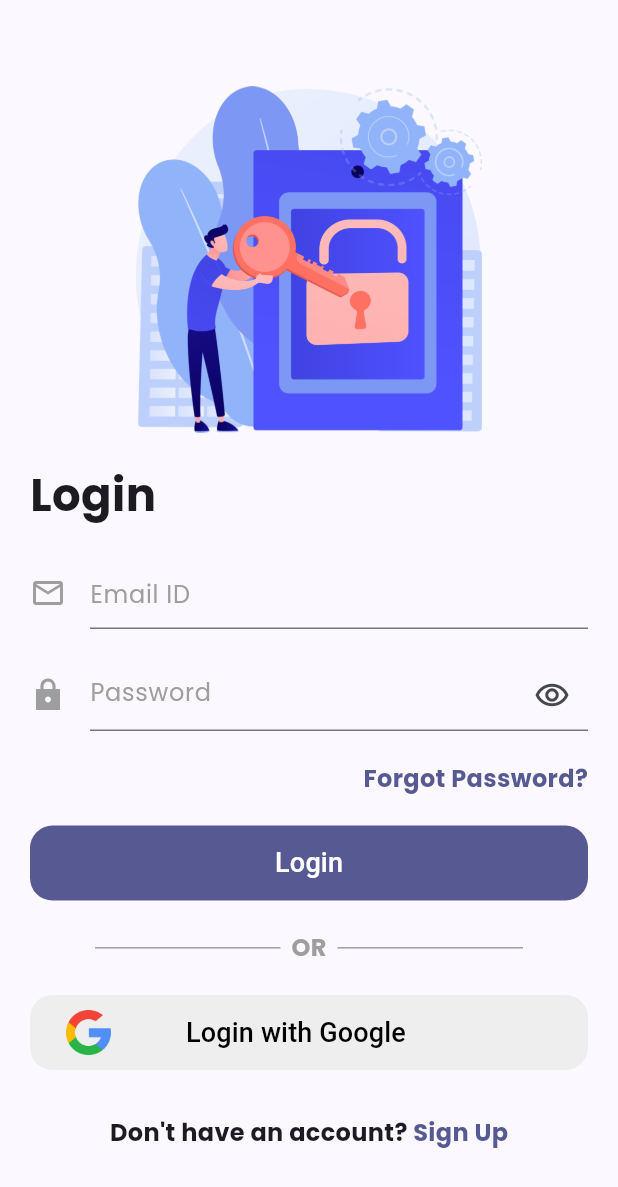
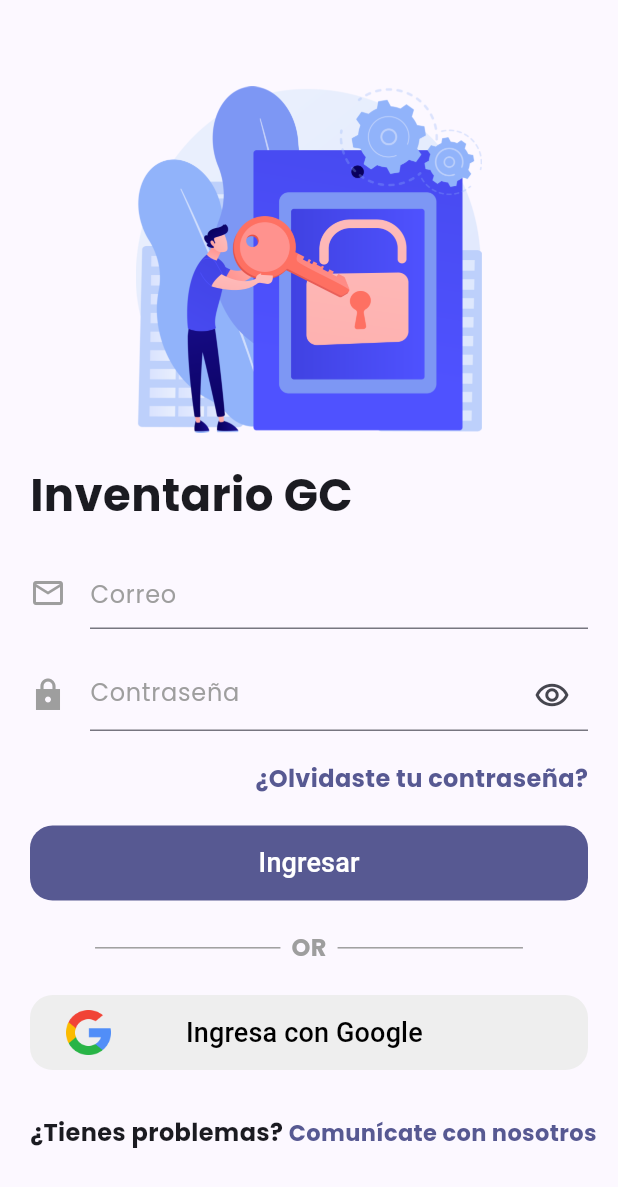
Before and after one commit to bytefz/products-app-gc, a Flutter app: the screen it shows after launch, on a phone screen of 412 x 824 dp. Shown: the top 1187 px of the screen. Run offline on Flutter 3.47's test engine with Material 2 defaults, Android fonts, the phone set to English and light mode, and no system bars; drawn by our look-alikes of auto_size_text; our stand-ins replace flutter_dotenv, go_router, google_fonts.

Commit message:
Change Language in Login

```diff
--- a/lib/features/auth/presentation/screens/login_screen.dart
+++ b/lib/features/auth/presentation/screens/login_screen.dart
@@ -68,7 +68,7 @@ class _NotAccountWidget extends StatelessWidget {
       mainAxisAlignment: MainAxisAlignment.center,
       children: [
         const AutoSizeText(
-          'Don\'t have an account? ',
+          '¿Tienes problemas? ',
           style: TextStyle(
             fontSize: 16,
             fontWeight: FontWeight.bold,
@@ -77,12 +77,14 @@ class _NotAccountWidget extends StatelessWidget {
         GestureDetector(
           onTap: () {},
           child: AutoSizeText(
-            'Sign Up',
+            'Comunícate con nosotros',
             style: TextStyle(
-              fontSize: 16,
               fontWeight: FontWeight.bold,
               color: colors.primary,
             ),
+            maxFontSize: 16,
+            minFontSize: 12,
+            stepGranularity: 2,
           ),
         ),
       ],
@@ -100,7 +102,7 @@ class _LoginButtons extends StatelessWidget {
         ButtonLargeWidget(
           onPressed: () => context.push(Routes.product),
           child: const AutoSizeText(
-            'Login',
+            'Ingresar',
             maxFontSize: 18,
             minFontSize: 14,
             presetFontSizes: [18, 16, 14],
@@ -120,7 +122,7 @@ class _LoginButtons extends StatelessWidget {
               ),
               const SizedBox(width: 50),
               const AutoSizeText(
-                'Login with Google',
+                'Ingresa con Google',
                 maxFontSize: 18,
                 minFontSize: 14,
                 presetFontSizes: [18, 16, 14],
@@ -149,7 +151,7 @@ class _ForgotPasswordWidget extends StatelessWidget {
         GestureDetector(
           onTap: () {},
           child: AutoSizeText(
-            'Forgot Password?',
+            '¿Olvidaste tu contraseña?',
             style: TextStyle(
               fontSize: 16,
               fontWeight: FontWeight.bold,
@@ -170,7 +172,7 @@ class _TitleLogin extends StatelessWidget {
   @override
   Widget build(BuildContext context) {
     return const AutoSizeText(
-      'Login',
+      'Inventario GC',
       style: TextStyle(
         fontSize: 30,
         fontWeight: FontWeight.bold,
@@ -190,7 +192,7 @@ class _LoginForm extends StatelessWidget {
       children: [
         TextFormField(
           decoration: InputDecoration(
-            hintText: 'Email ID',
+            hintText: 'Correo',
             hintStyle: const TextStyle(
               color: Colors.grey,
               fontSize: 16,
@@ -205,7 +207,7 @@ class _LoginForm extends StatelessWidget {
         const SizedBox(height: 20),
         TextFormField(
           decoration: InputDecoration(
-            hintText: 'Password',
+            hintText: 'Contraseña',
             hintStyle: const TextStyle(
               color: Colors.grey,
               fontSize: 16,
```
